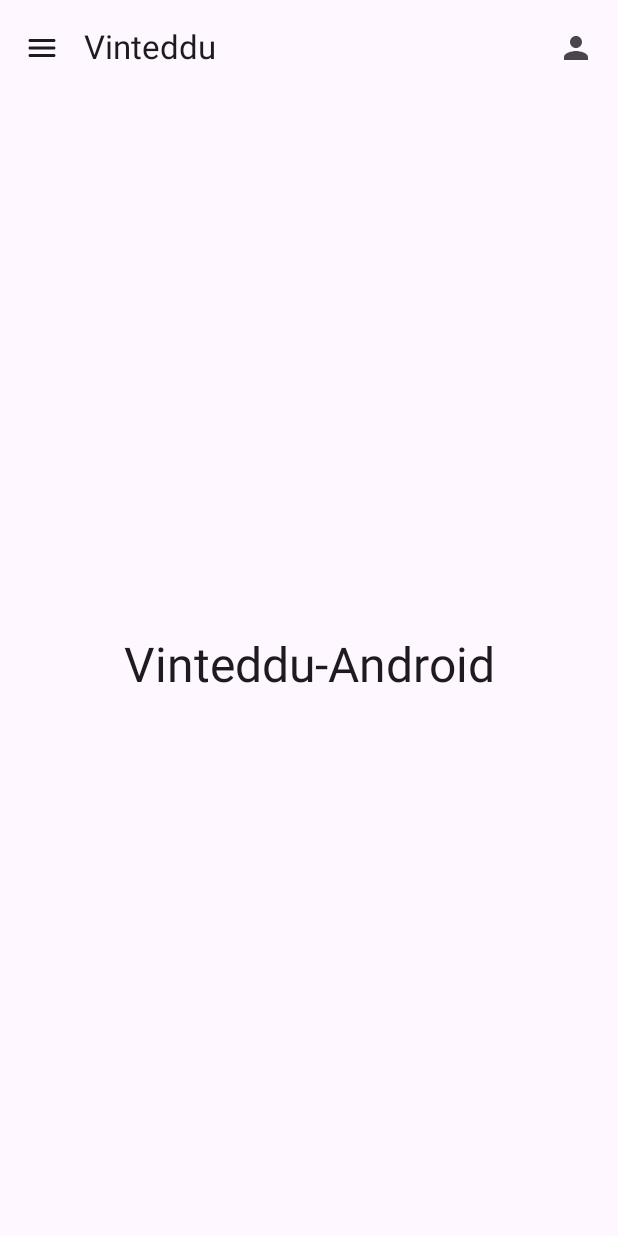
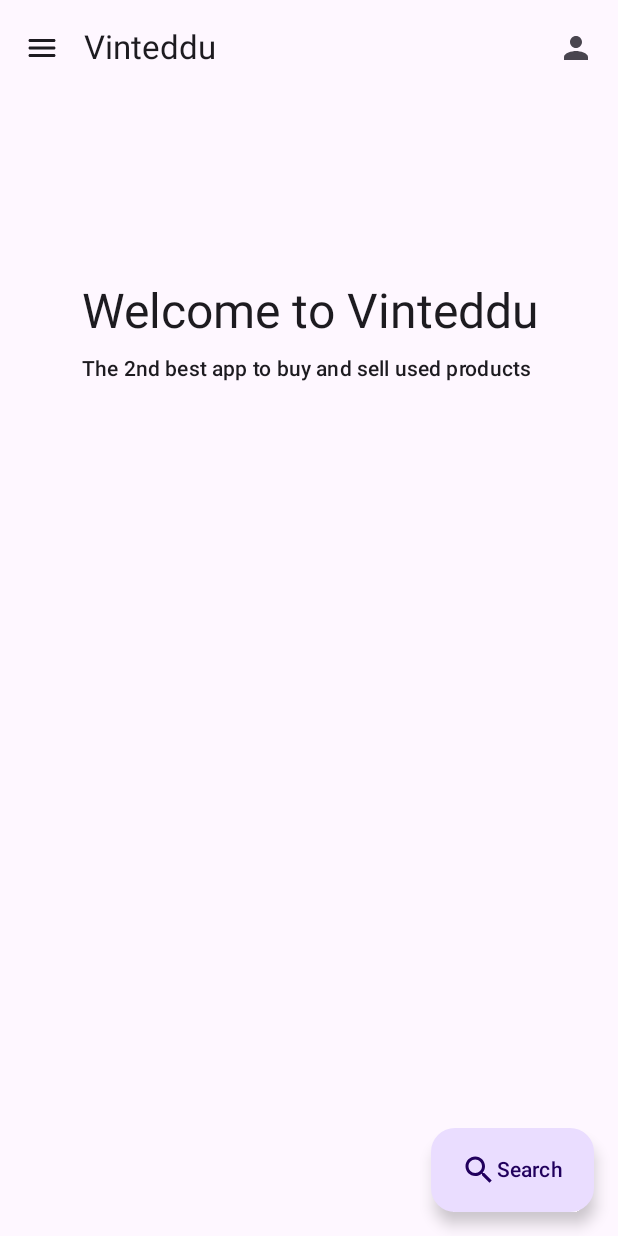
Before and after one commit to gciaooo/Vinteddu-Android, an Android app built with Jetpack Compose: the screen it shows after launch (MainActivity), on a phone screen of 412 x 824 dp. Run offline under Robolectric (Android 15) with nearby library versions, the phone set to English and light mode, and no system bars; libraries missing offline, so code that uses them is left out: io.jsonwebtoken.

Commit message:
Added MainPage + search FAB

```diff
--- a/app/src/main/java/it/unical/gciaoo/vinteddu_android/MainActivity.kt
+++ b/app/src/main/java/it/unical/gciaoo/vinteddu_android/MainActivity.kt
@@ -1,18 +1,22 @@
 package it.unical.gciaoo.vinteddu_android
 
 import android.os.Bundle
+import android.widget.Space
 import androidx.activity.ComponentActivity
 import androidx.activity.compose.setContent
 import androidx.compose.foundation.layout.Arrangement
 import androidx.compose.foundation.layout.Box
 import androidx.compose.foundation.layout.Column
 import androidx.compose.foundation.layout.Spacer
+import androidx.compose.foundation.layout.fillMaxHeight
 import androidx.compose.foundation.layout.fillMaxSize
+import androidx.compose.foundation.layout.fillMaxWidth
 import androidx.compose.foundation.layout.height
 import androidx.compose.foundation.layout.padding
 import androidx.compose.foundation.layout.size
 import androidx.compose.material.icons.Icons
 import androidx.compose.material.icons.filled.Person
+import androidx.compose.material.icons.filled.Search
 import androidx.compose.material.icons.rounded.Menu
 import androidx.compose.material.icons.rounded.Person
 import androidx.compose.material3.Button
@@ -20,6 +24,8 @@ import androidx.compose.material3.Card
 import androidx.compose.material3.DrawerState
 import androidx.compose.material3.DrawerValue
 import androidx.compose.material3.ExperimentalMaterial3Api
+import androidx.compose.material3.ExtendedFloatingActionButton
+import androidx.compose.material3.FloatingActionButton
 import androidx.compose.material3.Icon
 import androidx.compose.material3.IconButton
 import androidx.compose.material3.MaterialTheme
@@ -36,7 +42,9 @@ import androidx.compose.material3.rememberDrawerState
 import androidx.compose.runtime.Composable
 import androidx.compose.runtime.DisposableEffect
 import androidx.compose.runtime.LaunchedEffect
+import androidx.compose.runtime.State
 import androidx.compose.runtime.collectAsState
+import androidx.compose.runtime.derivedStateOf
 import androidx.compose.runtime.getValue
 import androidx.compose.runtime.mutableStateOf
 import androidx.compose.runtime.remember
@@ -45,6 +53,7 @@ import androidx.compose.ui.Alignment
 import androidx.compose.ui.Modifier
 import androidx.compose.ui.platform.LocalContext
 import androidx.compose.ui.res.stringResource
+import androidx.compose.ui.text.style.TextAlign
 import androidx.compose.ui.tooling.preview.Preview
 import androidx.compose.ui.unit.dp
 import androidx.navigation.compose.NavHost
@@ -82,21 +91,21 @@ class MainActivity : ComponentActivity() {
 
 
 @Composable
-fun NavigationView(navHostController: NavHostController) {
+fun NavigationView(setFabState: (Boolean) -> Unit, navHostController: NavHostController) {
     NavHost(navController = navHostController, startDestination = Routes.HOME.route) {
         composable(Routes.HOME.route) {
+            setFabState(true)
             //TODO: Main page
-            Box {
-                Text(
-                    text = stringResource(R.string.app_name),
-                    style = MaterialTheme.typography.headlineLarge
-                )
-            }
+            MainPage()
         }
         composable(Routes.LOGIN.route) {
+            setFabState(false)
             val context = LocalContext.current
             val sessionManager = remember { SessionManager(context) }
-            Login(navHostController = navHostController, apiService = RetrofitClient.create(sessionManager))
+            Login(
+                navHostController = navHostController,
+                apiService = RetrofitClient.create(sessionManager)
+            )
         }
         composable(Routes.REGISTER.route) {
             Register(
@@ -105,14 +114,21 @@ fun NavigationView(navHostController: NavHostController) {
             )
         }
         composable(Routes.PROFILE.route) {
+            setFabState(false)
             val context = LocalContext.current
             val sessionManager = remember { SessionManager(context) }
-            Profile(userFormViewModel = UserFormViewModel(), apiService = RetrofitClient.create(sessionManager), sessionManager = sessionManager)
+            Profile(
+                userFormViewModel = UserFormViewModel(),
+                apiService = RetrofitClient.create(sessionManager),
+                sessionManager = sessionManager
+            )
         }
+//        composable(Routes.SEARCH.route) {
+//            SearchPage()
+//        }
 
     }
 }
-
 
 @OptIn(ExperimentalMaterial3Api::class)
 @Composable
@@ -145,12 +161,36 @@ fun VintedduTopAppBar(
     )
 }
 
+@Preview(showBackground = true)
+@Composable
+fun MainPage() {
+    Column(
+        horizontalAlignment = Alignment.CenterHorizontally, verticalArrangement = Arrangement.Top,
+        modifier = Modifier.padding(horizontal = 30.dp).fillMaxHeight()
+    ) {
+        val textModifier = Modifier.fillMaxWidth().padding(vertical = 4.dp)
+        Spacer(Modifier.padding(vertical = 60.dp))
+        Text(
+            text = stringResource(R.string.welcome_title),
+            style = MaterialTheme.typography.headlineLarge,
+            textAlign = TextAlign.Center,
+            modifier = textModifier
+        )
+        Text(
+            text = stringResource(R.string.welcome_subtitle),
+            style = MaterialTheme.typography.labelLarge,
+            textAlign = TextAlign.Center,
+            modifier = textModifier
+        )
+    }
+}
+
 @Composable
 fun HomePage() {
     val coroutineScope = rememberCoroutineScope()
     val navHostController = rememberNavController()
     val drawerState = rememberDrawerState(initialValue = DrawerValue.Closed)
-
+    val (fabState, setFabState) = remember { mutableStateOf(true) }
     ModalNavigationDrawer(
         drawerState = drawerState,
         drawerContent = {
@@ -170,13 +210,26 @@ fun HomePage() {
                     coroutineScope = coroutineScope
                 )
             },
+            floatingActionButton = {
+                if (fabState) {
+                    ExtendedFloatingActionButton(onClick = {
+//                        navHostController.navigate(Routes.SEARCH.route)
+                    }) {
+                        Icon(
+                            imageVector = Icons.Default.Search,
+                            contentDescription = stringResource(R.string.search_button_icon)
+                        )
+                        Text(stringResource(R.string.search_button_text))
+                    }
+                }
+            }
         ) {
             Box(
                 modifier = Modifier
                     .fillMaxSize()
                     .padding(it), contentAlignment = Alignment.Center
             ) {
-                NavigationView(navHostController = navHostController)
+                NavigationView(setFabState = setFabState, navHostController = navHostController)
             }
         }
     }
--- a/app/src/main/java/it/unical/gciaoo/vinteddu_android/RetrofitClient.kt
+++ b/app/src/main/java/it/unical/gciaoo/vinteddu_android/RetrofitClient.kt
@@ -6,7 +6,7 @@ import retrofit2.converter.gson.GsonConverterFactory
 
 class RetrofitClient {
     companion object {
-        private const val BASE_URL = "http://:8080" // Mettere l'indirizzo ip del pc tra // e :
+        private const val BASE_URL = "http://160.97.136.116:8080" // Mettere l'indirizzo ip del pc tra // e :
 
         fun create(sessionManager: SessionManager): ApiService {
             val interceptor = AuthInterceptor(sessionManager)
--- a/app/src/main/res/values/strings.xml
+++ b/app/src/main/res/values/strings.xml
@@ -32,4 +32,9 @@
     <string name="add_to_wishlist_icon">Add to wishlist icon</string>
     <string name="description">Description of the product</string>
     <string name="item_image">Product picture</string>
+    <string name="search_button_icon">Search button icon</string>
+    <string name="search_button_text">Search</string>
+    <string name="welcome_title">Welcome to Vinteddu</string>
+    <string name="welcome_subtitle">"The 2nd best app to buy and sell used products "</string>
+    <string name="search">Search product</string>
 </resources>
```
